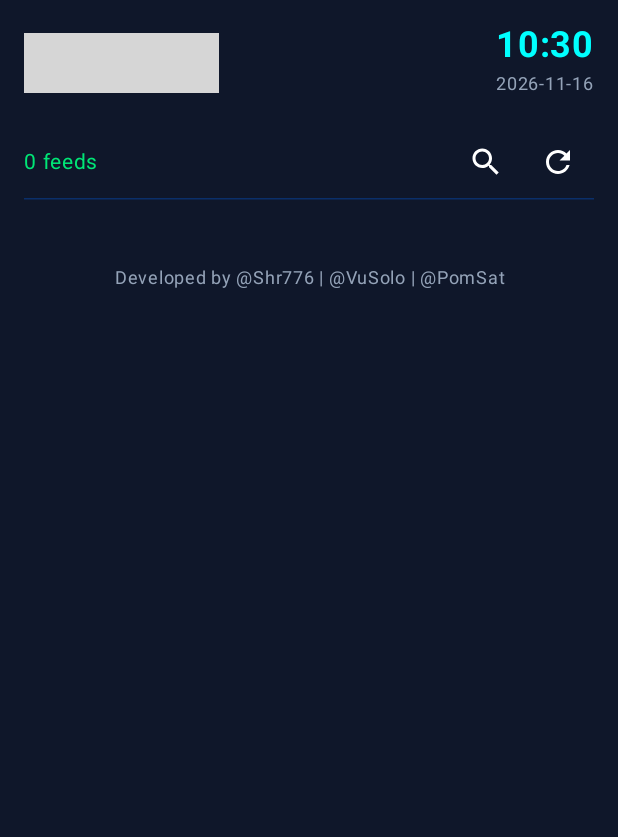
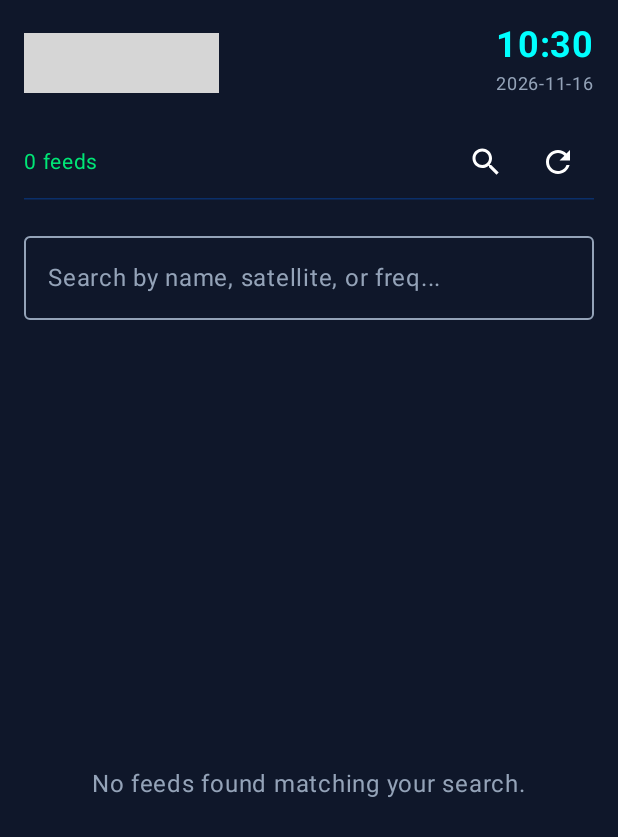
Before and after one commit to Shr776/PomBissApp, an Android app built with Jetpack Compose: the screen it shows after launch (MainActivity), after a tap on "Search", on a phone screen of 412 x 824 dp. Shown: the top 837 px of the screen. Run offline under Robolectric (Android 15) with nearby library versions, the phone set to English and light mode, and no system bars; pictures from the network do not load; grey boxes are pictures that could not be loaded.

Commit message:
Update FeedListScreen.kt

```diff
--- a/app/src/main/java/com/pombiss/app/ui/screens/FeedListScreen.kt
+++ b/app/src/main/java/com/pombiss/app/ui/screens/FeedListScreen.kt
@@ -4,8 +4,9 @@ import androidx.compose.foundation.background
 import androidx.compose.foundation.layout.*
 import androidx.compose.foundation.lazy.LazyColumn
 import androidx.compose.foundation.lazy.items
-import androidx.compose.material3.CircularProgressIndicator
-import androidx.compose.material3.Text
+import androidx.compose.material.icons.Icons
+import androidx.compose.material.icons.filled.Close
+import androidx.compose.material3.*
 import androidx.compose.runtime.*
 import androidx.compose.ui.Alignment
 import androidx.compose.ui.Modifier
@@ -19,6 +20,7 @@ import com.pombiss.app.ui.components.HeaderBar
 import com.pombiss.app.ui.theme.*
 import kotlinx.coroutines.launch
 
+@OptIn(ExperimentalMaterial3Api::class)
 @Composable
 fun FeedListScreen(
     repository: FeedRepository,
@@ -27,6 +29,11 @@ fun FeedListScreen(
     var feeds by remember { mutableStateOf<List<Feed>>(emptyList()) }
     var isLoading by remember { mutableStateOf(true) }
     var errorMsg by remember { mutableStateOf<String?>(null) }
+
+    // وضعیت‌های مربوط به جستجو
+    var showSearchBar by remember { mutableStateOf(false) }
+    var searchQuery by remember { mutableStateOf("") }
+
     val scope = rememberCoroutineScope()
 
     fun loadFeeds(force: Boolean) {
@@ -47,16 +54,57 @@ fun FeedListScreen(
         loadFeeds(false)
     }
 
+    // فیلتر کردن لیست بر اساس متن جستجو
+    val filteredFeeds = if (searchQuery.isBlank()) {
+        feeds
+    } else {
+        feeds.filter {
+            it.sat.contains(searchQuery, ignoreCase = true) ||
+            it.feedId.contains(searchQuery, ignoreCase = true) ||
+            it.title.contains(searchQuery, ignoreCase = true) ||
+            it.freq.contains(searchQuery, ignoreCase = true)
+        }
+    }
+
     Column(
         modifier = Modifier
             .fillMaxSize()
             .background(DarkBackground)
     ) {
         HeaderBar(
-            feedCount = feeds.size,
+            feedCount = filteredFeeds.size,
             onRefreshClick = { loadFeeds(true) },
-            onSearchClick = { /* TODO: Search implementation */ }
+            onSearchClick = {
+                showSearchBar = !showSearchBar
+                if (!showSearchBar) searchQuery = "" // وقتی بسته شد، متن پاک بشه
+            }
         )
+
+        // نوار جستجو (فقط وقتی آیکون ذره‌بین زده میشه نمایش داده میشه)
+        if (showSearchBar) {
+            OutlinedTextField(
+                value = searchQuery,
+                onValueChange = { searchQuery = it },
+                placeholder = { Text("Search by name, satellite, or freq...", color = TextGray) },
+                modifier = Modifier
+                    .fillMaxWidth()
+                    .padding(horizontal = 16.dp, vertical = 8.dp),
+                singleLine = true,
+                trailingIcon = {
+                    if (searchQuery.isNotEmpty()) {
+                        IconButton(onClick = { searchQuery = "" }) {
+                            Icon(Icons.Default.Close, contentDescription = "Clear", tint = TextWhite)
+                        }
+                    }
+                },
+                colors = OutlinedTextFieldDefaults.colors(
+                    focusedBorderColor = NeonBlue,
+                    unfocusedBorderColor = TextGray,
+                    focusedTextColor = TextWhite,
+                    unfocusedTextColor = TextWhite
+                )
+            )
+        }
 
         if (isLoading) {
             Box(modifier = Modifier.fillMaxSize(), contentAlignment = Alignment.Center) {
@@ -67,11 +115,16 @@ fun FeedListScreen(
                 Text(text = errorMsg!!, color = NeonRed)
             }
         } else {
+            if (filteredFeeds.isEmpty()) {
+                Box(modifier = Modifier.fillMaxSize(), contentAlignment = Alignment.Center) {
+                    Text(text = "No feeds found matching your search.", color = TextGray)
+                }
+            } else {
                 LazyColumn(
                     modifier = Modifier.fillMaxSize(),
                     contentPadding = PaddingValues(bottom = 16.dp)
                 ) {
-                items(feeds) { feed ->
+                    items(filteredFeeds) { feed ->
                         FeedCard(feed = feed, onClick = { onFeedClick(feed) })
                     }
 
@@ -90,3 +143,4 @@ fun FeedListScreen(
             }
         }
     }
+}
```
Lines whose indentation alone changed are shown as unchanged.
